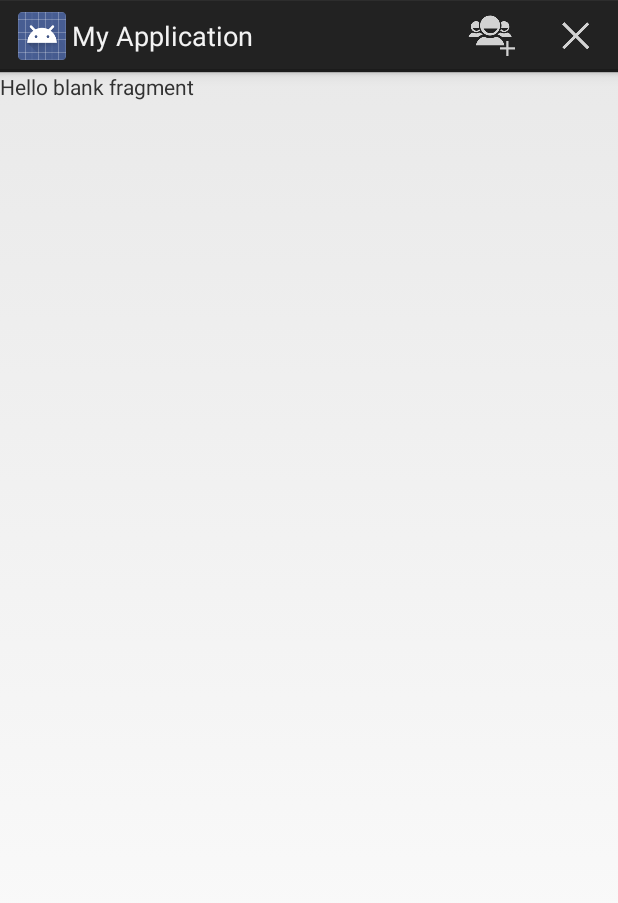
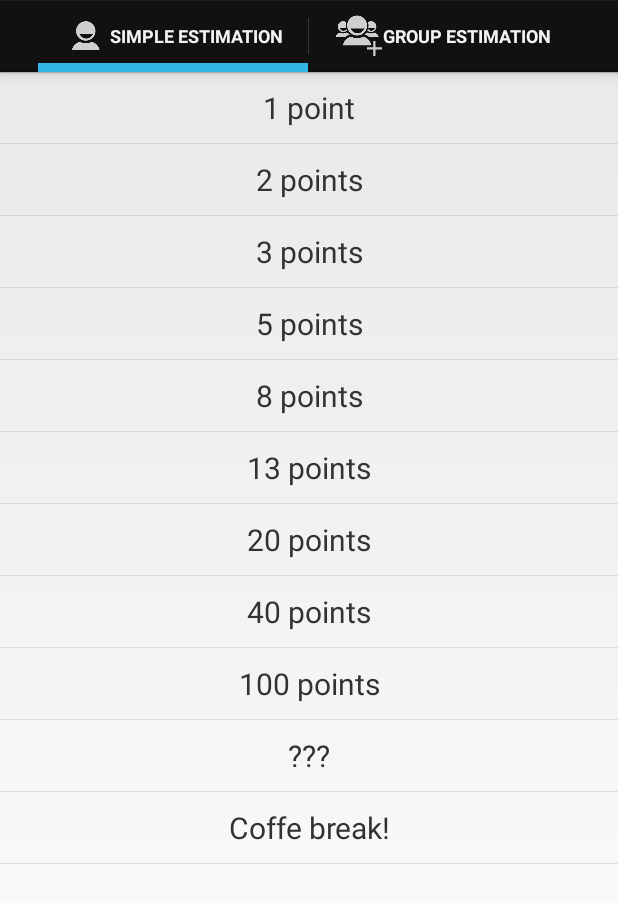
Before and after one commit to stillesjo/SHET, an Android app: the screen it shows after launch (MainActivity), on a phone screen of 412 x 824 dp. Shown: the top 903 px of the screen. Run offline under Robolectric (Android 15) with nearby library versions, the light colour scheme and no system bars.

Commit message:
Second example

```diff
--- a/app/src/main/java/shet/activities/MainActivity.java
+++ b/app/src/main/java/shet/activities/MainActivity.java
@@ -1,12 +1,17 @@
 package shet.activities;
 
+import android.app.ActionBar;
 import android.app.Fragment;
+import android.app.FragmentTransaction;
 import android.content.res.Configuration;
 import android.net.Uri;
 import android.os.Bundle;
 import android.support.v4.app.ActionBarDrawerToggle;
 import android.support.v4.app.FragmentActivity;
+import android.support.v4.app.FragmentManager;
+import android.support.v4.app.FragmentStatePagerAdapter;
 import android.support.v4.view.GravityCompat;
+import android.support.v4.view.ViewPager;
 import android.support.v4.widget.DrawerLayout;
 import android.util.Log;
 import android.view.Gravity;
@@ -37,48 +42,59 @@ public class MainActivity extends FragmentActivity implements BaseFragment.OnFra
     public static final String USERNAME_KEY = "USERNAME_KEY";
     private static final String MAIN_ACTIVITY_TAG = "SHET.MainActivity";
 
-    private DrawerLayout mDrawerLayout;
-    private ListView mDrawerList;
     private String[] mDrawerChoices;
     private CharSequence mDrawerTitle;
     private CharSequence mTitle;
-    private ActionBarDrawerToggle mDrawerToggle;
+    private ViewPager mViewPager;
 
     @Override
     protected void onCreate(Bundle savedInstanceState) {
         super.onCreate(savedInstanceState);
         setContentView(R.layout.activity_main);
-        mTitle = mDrawerTitle = getTitle();
 
-        mDrawerLayout = (DrawerLayout) findViewById(R.id.drawer_main);
+        mViewPager = (ViewPager) findViewById(R.id.pager_main);
+        mViewPager.setAdapter(new ScrumFragmentPagerAdapter(getSupportFragmentManager()));
 
-        mDrawerToggle = new ActionBarDrawerToggle(this, mDrawerLayout, R.drawable.ic_drawer, R.string.drawer_open, R.string.drawer_close) {
+        ViewPager.OnPageChangeListener onPageChangeListener = new ViewPager.SimpleOnPageChangeListener() {
             @Override
-            public void onDrawerClosed(View drawerView) {
-                super.onDrawerClosed(drawerView);
-                getActionBar().setTitle(mTitle);
-                invalidateOptionsMenu();
-            }
-            @Override
-            public void onDrawerOpened(View drawerView) {
-                super.onDrawerOpened(drawerView);
-                getActionBar().setTitle(mDrawerTitle);
-                invalidateOptionsMenu();
+            public void onPageSelected(int position) {
+                getActionBar().setSelectedNavigationItem(position);
             }
         };
 
+
+        mViewPager.setOnPageChangeListener(onPageChangeListener);
+
+        mTitle = mDrawerTitle = getTitle();
+        ActionBar actionBar = getActionBar();
+        actionBar.setNavigationMode(ActionBar.NAVIGATION_MODE_TABS);
+        ActionBar.TabListener myListener = new ActionBar.TabListener() {
+            @Override
+            public void onTabSelected(ActionBar.Tab tab, FragmentTransaction ft) {
+                mViewPager.setCurrentItem(tab.getPosition(), true);
+            }
+
+            @Override
+            public void onTabUnselected(ActionBar.Tab tab, FragmentTransaction ft) {
+            }
+
+            @Override
+            public void onTabReselected(ActionBar.Tab tab, FragmentTransaction ft) {}
+        };
+        actionBar.addTab(actionBar.newTab().setText(getResources().getString(R.string.estimate_yourself)).setIcon(R.drawable.ic_action_person).setTabListener(myListener));
+        actionBar.addTab(actionBar.newTab().setText(getResources().getString(R.string.estimate_others)).setIcon(R.drawable.ic_action_add_group).setTabListener(myListener));
+
+        actionBar.setDisplayShowHomeEnabled(false);
+        actionBar.setDisplayShowTitleEnabled(false);
+
         AboutApplicationFragment startFragment = AboutApplicationFragment.newInstance(getIntent().getExtras());
         startFragment.setArguments(getIntent().getExtras());
-        getFragmentManager().beginTransaction().add(R.id.drawer_frame,startFragment).commit();
+        getSupportFragmentManager().beginTransaction().add(R.id.pager_main,startFragment);
 
-        mDrawerLayout.setDrawerShadow(R.drawable.drawer_shadow,GravityCompat.START);
-        mDrawerLayout.setDrawerListener(mDrawerToggle);
 
-        getActionBar().setHomeButtonEnabled(true);
 
         mDrawerChoices = getResources().getStringArray(R.array.choice_array);
-        mDrawerList = (ListView) findViewById(R.id.drawer_list);
-        mDrawerList.setOnItemClickListener(new DrawerClickListener());
+
 
 
         SortedMap<String, Integer> sortedMap = new TreeMap<String, Integer>();
@@ -86,9 +102,6 @@ public class MainActivity extends FragmentActivity implements BaseFragment.OnFra
         sortedMap.put(getResources().getString(R.string.estimate_yourself),new Integer(R.drawable.ic_action_person));
         sortedMap.put(getResources().getString(R.string.estimate_others), new Integer(R.drawable.ic_action_group));
 
-        DrawerAdapter adapter = new DrawerAdapter(getLayoutInflater(),sortedMap, getResources().getStringArray(R.array.choice_array));
-
-        mDrawerList.setAdapter(adapter);
 
     }
 
@@ -97,9 +110,6 @@ public class MainActivity extends FragmentActivity implements BaseFragment.OnFra
         // return super.onPrepareOptionsMenu(menu);
         if (super.onPrepareOptionsMenu(menu))
             return true;
-        boolean drawerOpen = mDrawerLayout.isDrawerOpen(mDrawerList);
-        menu.findItem(R.id.action_add_members).setVisible(!drawerOpen);
-        menu.findItem(R.id.action_estimate).setVisible(!drawerOpen);
         return true;
     }
 
@@ -113,22 +123,15 @@ public class MainActivity extends FragmentActivity implements BaseFragment.OnFra
     @Override
     protected void onPostCreate(Bundle savedInstanceState) {
         super.onPostCreate(savedInstanceState);
-        mDrawerToggle.syncState();
     }
 
     @Override
     public void onConfigurationChanged(Configuration newConfig) {
         super.onConfigurationChanged(newConfig);
-        mDrawerToggle.onConfigurationChanged(newConfig);
     }
 
     @Override
     public boolean onOptionsItemSelected(MenuItem item) {
-        if (mDrawerToggle.onOptionsItemSelected(item)) {
-            Log.i("XALEOSK","Stuff happens here...");
-            return true;
-        }
-        Log.i("XALEOSK", "Stuff DOESN'T happen here");
         return super.onOptionsItemSelected(item);
 
     }
@@ -160,24 +163,33 @@ public class MainActivity extends FragmentActivity implements BaseFragment.OnFra
 
     private void selectItem(int position) {
         Log.i("XALEOS","Got position: " + Integer.toString(position));
-        switch(position) {
-            case 0:
-                Log.i(MAIN_ACTIVITY_TAG,"Starting estimate self fragment");
-                startFragment(SoloEstimationFragment.newInstance(getIntent().getExtras()));
-                break;
-            case 1:
-                Log.i(MAIN_ACTIVITY_TAG,"Startime estimate with others fragment.");
-                break;
-            case 2:
-                Log.i(MAIN_ACTIVITY_TAG,"Starting about application fragment.");
-                startFragment(AboutApplicationFragment.newInstance(getIntent().getExtras()));
-                break;
-            default:
-                Log.e(MAIN_ACTIVITY_TAG,"Unknown or unimplemented list item: " + Integer.toString(position));
-                break;
+    }
+
+    private class ScrumFragmentPagerAdapter extends FragmentStatePagerAdapter {
+
+        public ScrumFragmentPagerAdapter(FragmentManager fm) {
+            super(fm);
         }
-        mDrawerLayout.closeDrawer(Gravity.LEFT);
 
+        @Override
+        public android.support.v4.app.Fragment getItem(int position) {
+            switch(position) {
+                case 0:
+                    return SoloEstimationFragment.newInstance(getIntent().getExtras());
+                case 1:
+                    return AboutApplicationFragment.newInstance(getIntent().getExtras());
+                default:
+                    Log.i(MAIN_ACTIVITY_TAG, "Unknown choice... " + Integer.toString(position));
+                    break;
+
+            }
+            return null;
+        }
+
+        @Override
+        public int getCount() {
+            return 2;
+        }
     }
 
 
--- a/app/src/main/java/shet/fragments/BaseFragment.java
+++ b/app/src/main/java/shet/fragments/BaseFragment.java
@@ -1,16 +1,10 @@
 package shet.fragments;
 
 import android.app.Activity;
-import android.app.Fragment;
 import android.net.Uri;
-import android.os.Bundle;
-import android.util.Log;
-import android.view.LayoutInflater;
-import android.view.View;
-import android.view.ViewGroup;
 
 
-public abstract class BaseFragment extends Fragment {
+public abstract class BaseFragment extends android.support.v4.app.Fragment {
 
     private OnFragmentInteractionListener mListener;
 
--- a/app/src/main/res/layout/activity_main.xml
+++ b/app/src/main/res/layout/activity_main.xml
@@ -1,11 +1,11 @@
 <?xml version="1.0" encoding="utf-8"?>
 
 
-<android.support.v4.widget.DrawerLayout
+<android.support.v4.view.ViewPager
     xmlns:android="http://schemas.android.com/apk/res/android"
     android:layout_width="match_parent"
     android:layout_height="match_parent"
-    android:id="@+id/drawer_main"
+    android:id="@+id/pager_main"
     >
     <FrameLayout
         android:id="@+id/drawer_frame"
@@ -23,4 +23,4 @@
         android:background="#222"
         />
 
-</android.support.v4.widget.DrawerLayout>
+</android.support.v4.view.ViewPager>
--- a/app/src/main/res/values/strings.xml
+++ b/app/src/main/res/values/strings.xml
@@ -13,8 +13,8 @@
     <string name="drawer_close">Close</string>
     <string name="drawer_open">Open</string>
 
-    <string name="estimate_yourself">Estimate yourself</string>
-    <string name="estimate_others">Estimate with others</string>
+    <string name="estimate_yourself">Simple estimation</string>
+    <string name="estimate_others">Group estimation</string>
     <string name="about_application">About application</string>
 
 </resources>
```
